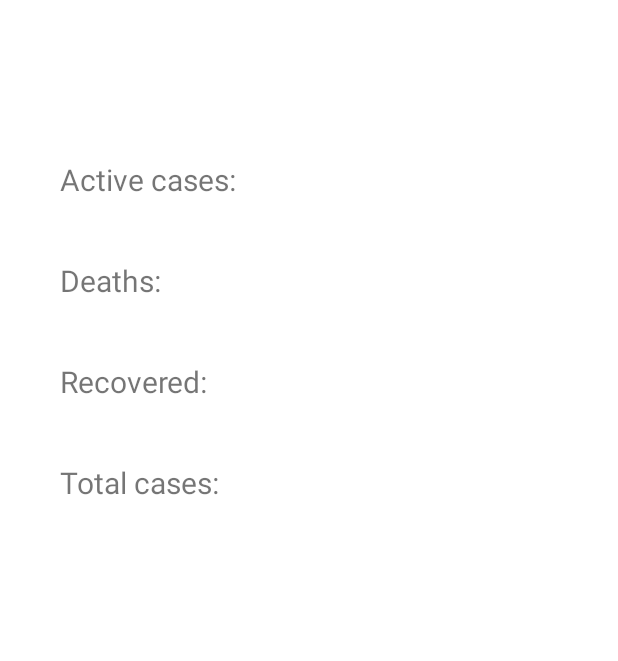
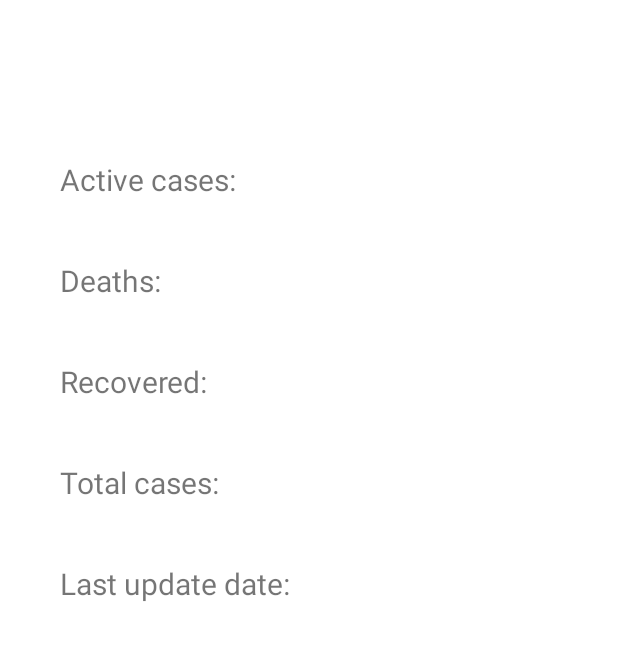
Before and after one commit to ksobiecki/CovidTracker, an Android app: the CountryMenuActivity screen opened directly, with no data from a screen before it, on a phone screen of 412 x 824 dp, the part 141-802 px from its top. Run offline under Robolectric (Android 15) with nearby library versions, the phone set to English and light mode, and no system bars.

Commit message:
komit dla pieknych chlopcow

```diff
--- a/app/src/main/java/com/example/covidtracker/CountryMenuActivity.java
+++ b/app/src/main/java/com/example/covidtracker/CountryMenuActivity.java
@@ -20,7 +20,7 @@ public class CountryMenuActivity extends AppCompatActivity {
     List<CountryName> countrySpecifics = null;
     List<CountryShort> countryShortList;
 
-    TextView country, cases, deaths, recovered, total_cases;
+    TextView country, cases, deaths, recovered, total_cases, date;
 
     @Override
     protected void onCreate(Bundle savedInstanceState) {
@@ -39,6 +39,7 @@ public class CountryMenuActivity extends AppCompatActivity {
         deaths = (TextView) findViewById(R.id.deaths);
         recovered = (TextView) findViewById(R.id.recovered);
         total_cases = (TextView) findViewById(R.id.total_cases);
+        date = (TextView) findViewById(R.id.date);
         country.setText(countryName);
 
         Retrofit retrofit2 = new Retrofit.Builder()
@@ -74,12 +75,14 @@ public class CountryMenuActivity extends AppCompatActivity {
                                 deaths.setText("Deaths: " + countrySpecifics.get(countrySpecifics.size() - 1).getDeaths());
                                 recovered.setText("Recovered: " + countrySpecifics.get(countrySpecifics.size() - 1).getRecovered());
                                 total_cases.setText("Total cases: " + countrySpecifics.get(countrySpecifics.size() - 1).getConfirmed());
+                                date.setText("Last update date: " + countrySpecifics.get(countrySpecifics.size()-1).getDate().substring(0,10));
                                 Log.i("covid:", "It works");
                             } else {
                                 cases.setText("Active cases: No data");
                                 deaths.setText("Deaths: No data");
                                 recovered.setText("Recovered: No data");
                                 total_cases.setText("Total cases: No data");
+                                date.setText("Last update date: No data");
                             }
 
                         } else {
--- a/app/src/main/res/layout/activity_country_menu.xml
+++ b/app/src/main/res/layout/activity_country_menu.xml
@@ -82,4 +82,16 @@
         app:layout_constraintStart_toStartOf="parent"
         app:layout_constraintTop_toBottomOf="@+id/recovered" />
 
+    <TextView
+        android:id="@+id/date"
+        android:layout_width="wrap_content"
+        android:layout_height="wrap_content"
+        android:layout_marginStart="40dp"
+        android:layout_marginLeft="40dp"
+        android:layout_marginTop="40dp"
+        android:text="Last update date: "
+        android:textSize="20dp"
+        app:layout_constraintStart_toStartOf="parent"
+        app:layout_constraintTop_toBottomOf="@+id/total_cases" />
+
 </androidx.constraintlayout.widget.ConstraintLayout>
```
Also changed, not shown: app/src/main/java/com/example/covidtracker/MainActivity.java (+7 -1 lines).
